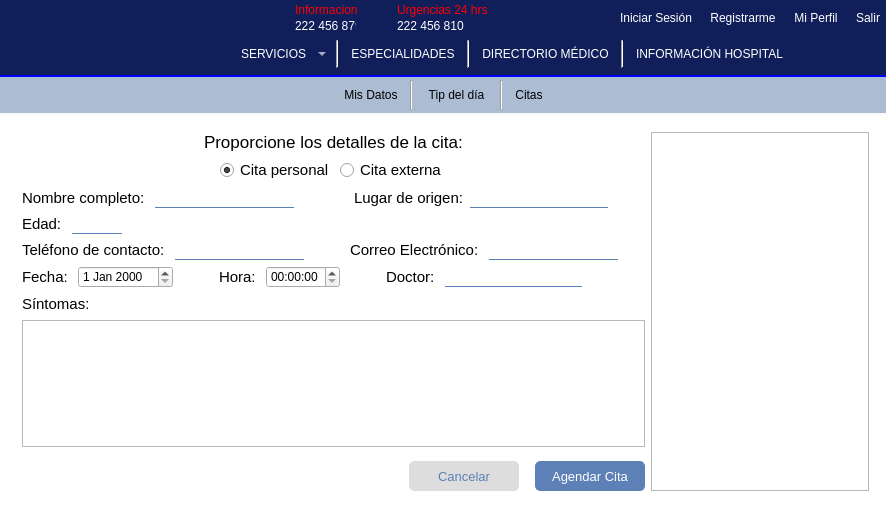
The window that mainwindow.ui (Laloses/Hospital) describes before a commit, drawn with Qt 5.
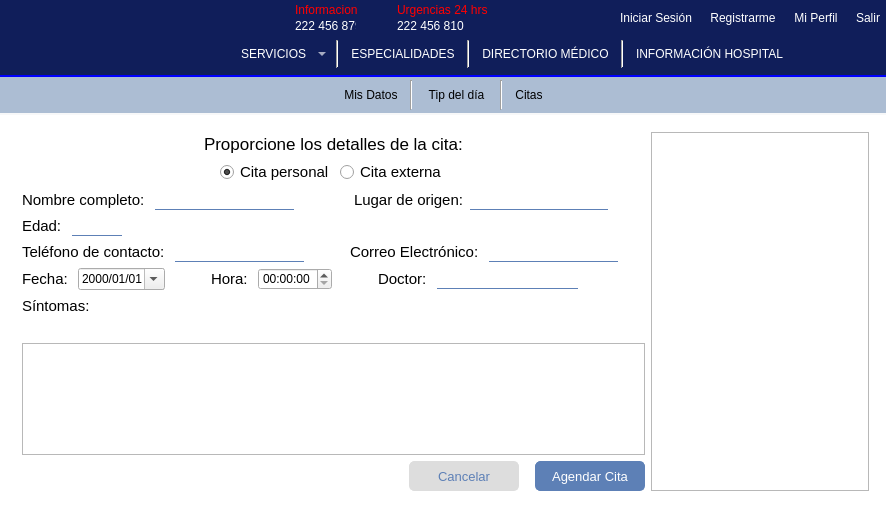
The same window after the commit. Icons and pictures are not drawn.

```diff
--- a/mainwindow.ui
+++ b/mainwindow.ui
@@ -1860,6 +1860,19 @@
              </item>
              <item>
               <layout class="QVBoxLayout" name="verticalLayout_7">
+               <item>
+                <spacer name="verticalSpacer_11">
+                 <property name="orientation">
+                  <enum>Qt::Vertical</enum>
+                 </property>
+                 <property name="sizeHint" stdset="0">
+                  <size>
+                   <width>20</width>
+                   <height>40</height>
+                  </size>
+                 </property>
+                </spacer>
+               </item>
                <item>
                 <layout class="QHBoxLayout" name="horizontalLayout_33">
                  <item>
@@ -2233,7 +2246,14 @@
                     </widget>
                    </item>
                    <item>
-                    <widget class="QDateEdit" name="fechaCita"/>
+                    <widget class="QDateEdit" name="fechaCita">
+                     <property name="displayFormat">
+                      <string>yyyy/MM/dd</string>
+                     </property>
+                     <property name="calendarPopup">
+                      <bool>true</bool>
+                     </property>
+                    </widget>
                    </item>
                    <item>
                     <spacer name="horizontalSpacer_39">
@@ -2393,6 +2413,19 @@
                    </item>
                   </layout>
                  </item>
+                 <item>
+                  <spacer name="verticalSpacer_8">
+                   <property name="orientation">
+                    <enum>Qt::Vertical</enum>
+                   </property>
+                   <property name="sizeHint" stdset="0">
+                    <size>
+                     <width>20</width>
+                     <height>40</height>
+                    </size>
+                   </property>
+                  </spacer>
+                 </item>
                  <item>
                   <widget class="QTextEdit" name="sintomasCitas">
                    <property name="minimumSize">
```
